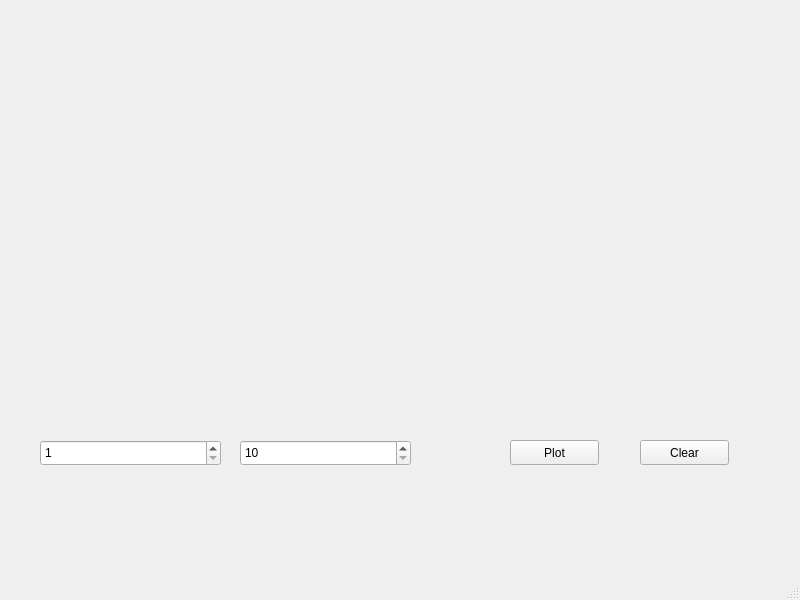
Old version of the form QT_Graph/mainwindow.ui in the repository fedeluis/QT-Graph-ringbuffer.
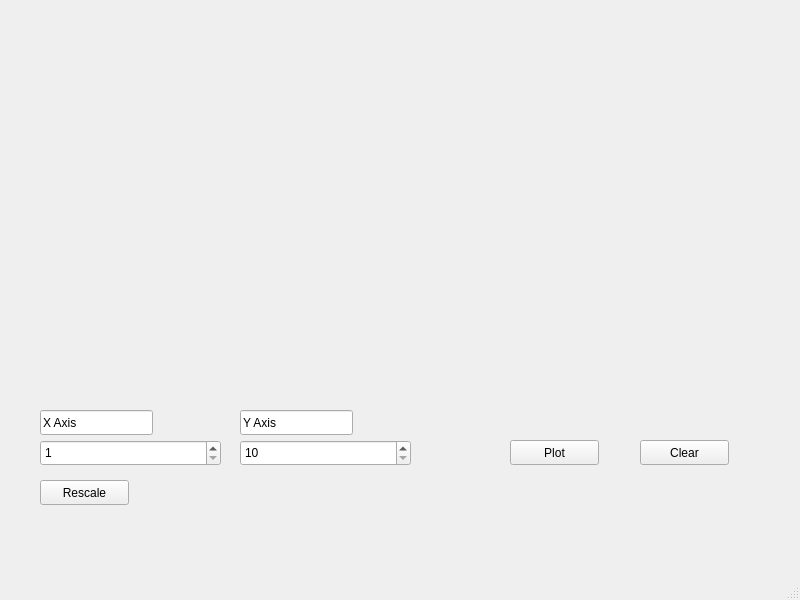
New version of the form. Custom widgets are drawn as their Qt base class.

Patch:
```diff
--- a/QT_Graph/mainwindow.ui
+++ b/QT_Graph/mainwindow.ui
@@ -85,6 +85,51 @@
      <number>10</number>
     </property>
    </widget>
+   <widget class="QPushButton" name="btn_rescale">
+    <property name="geometry">
+     <rect>
+      <x>40</x>
+      <y>480</y>
+      <width>89</width>
+      <height>25</height>
+     </rect>
+    </property>
+    <property name="text">
+     <string>Rescale</string>
+    </property>
+   </widget>
+   <widget class="QLineEdit" name="lineEdit_X">
+    <property name="geometry">
+     <rect>
+      <x>40</x>
+      <y>410</y>
+      <width>113</width>
+      <height>25</height>
+     </rect>
+    </property>
+    <property name="text">
+     <string>X Axis</string>
+    </property>
+   </widget>
+   <widget class="QLineEdit" name="lineEdit_Y">
+    <property name="enabled">
+     <bool>true</bool>
+    </property>
+    <property name="geometry">
+     <rect>
+      <x>240</x>
+      <y>410</y>
+      <width>113</width>
+      <height>25</height>
+     </rect>
+    </property>
+    <property name="text">
+     <string>Y Axis</string>
+    </property>
+    <property name="readOnly">
+     <bool>false</bool>
+    </property>
+   </widget>
   </widget>
   <widget class="QStatusBar" name="statusbar"/>
  </widget>
```
